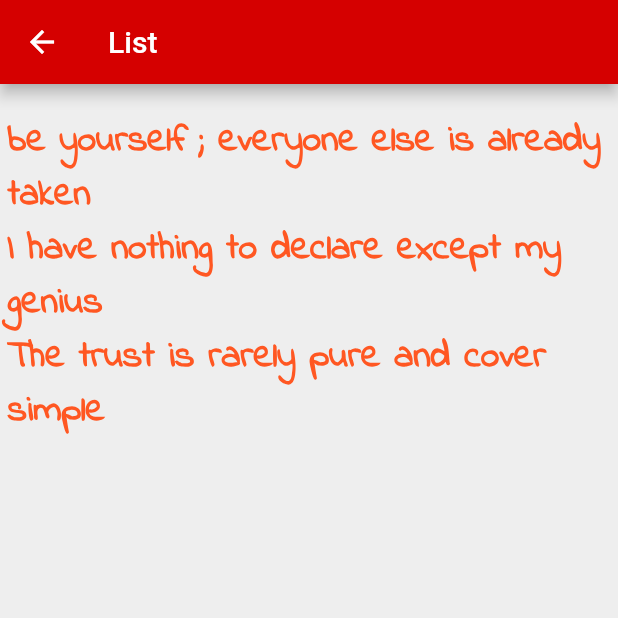
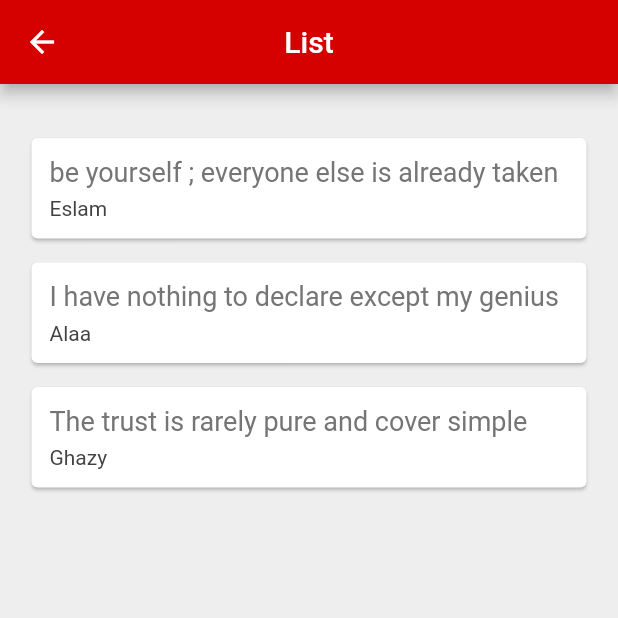
Before and after one commit to CoderEslam/flutter1app, a Flutter app: the ListOfData screen opened directly, on a phone screen of 412 x 824 dp, the top half of it. Run offline on Flutter 3.47's test engine with Material 2 defaults, Android fonts, the phone set to English and light mode, and no system bars; our stand-ins replace fluttertoast.

Commit message:
learn CardView

```diff
--- a/lib/ListOfData.dart
+++ b/lib/ListOfData.dart
@@ -2,6 +2,8 @@ import 'package:flutter/material.dart';
 import 'package:flutter1app/ExpandedW.dart';
 import 'package:flutter1app/IdCard.dart';
 import 'package:flutter1app/IdCardful.dart';
+import 'package:flutter1app/Quotes.dart';
+import 'package:fluttertoast/fluttertoast.dart';
 
 void main() {
   runApp(const MaterialApp(home: ListOfData()));
@@ -15,11 +17,42 @@ class ListOfData extends StatefulWidget {
 }
 
 class _ListOfDataState extends State<ListOfData> {
-  List<String> quotes = [
-    "be yourself ; everyone else is already taken",
-    "I have nothing to declare except my genius",
-    "The trust is rarely pure and cover simple"
+  List<Quote> quotes = [
+    Quote(
+        author: "Eslam", text: "be yourself ; everyone else is already taken"),
+    Quote(text: "I have nothing to declare except my genius", author: "Alaa"),
+    Quote(text: "The trust is rarely pure and cover simple", author: "Ghazy"),
   ];
+
+  Widget quoteTemplate(quote) {
+    return GestureDetector(
+      onTap: () {
+        ShowToast(quote.author);
+      },
+      child: Card(
+        margin: const EdgeInsets.fromLTRB(16, 16, 16, 0),
+        child: Padding(
+          padding: const EdgeInsets.all(12.0),
+          child: Column(
+            crossAxisAlignment: CrossAxisAlignment.stretch,
+            children: [
+              Text(
+                quote.text,
+                style: TextStyle(fontSize: 18, color: Colors.grey[600]),
+              ),
+              const SizedBox(
+                height: 6,
+              ),
+              Text(
+                quote.author,
+                style: TextStyle(fontSize: 14, color: Colors.grey[800]),
+              )
+            ],
+          ),
+        ),
+      ),
+    );
+  }
 
   @override
   Widget build(BuildContext context) {
@@ -27,6 +60,7 @@ class _ListOfDataState extends State<ListOfData> {
       backgroundColor: Colors.grey[200],
       appBar: AppBar(
         title: const Text("List"),
+        centerTitle: true,
         backgroundColor: Colors.redAccent[700],
       ),
       body: Container(
@@ -37,7 +71,7 @@ class _ListOfDataState extends State<ListOfData> {
           * arrow(=>) without return and bracts {} when it's need return data
           * arrow(=>) without or with return and bracts {} when it's not need return data
           * */
-          children: quotes.map((e) => Text(e, style: styleText)).toList(),
+          children: quotes.map((e) => quoteTemplate(e)).toList(),
         ),
       ),
     );
@@ -46,6 +80,16 @@ class _ListOfDataState extends State<ListOfData> {
 
 const styleText = TextStyle(
     color: Colors.deepOrange,
-    fontSize: 25,
+    fontSize: 20,
     fontWeight: FontWeight.bold,
     fontFamily: 'India');
+
+void ShowToast(String text) => {
+      Fluttertoast.showToast(
+          msg: text,
+          toastLength: Toast.LENGTH_SHORT,
+          gravity: ToastGravity.BOTTOM,
+          timeInSecForIosWeb: 1,
+          textColor: Colors.white,
+          fontSize: 16.0)
+    };
--- /dev/null
+++ b/lib/Quotes.dart
@@ -0,0 +1,6 @@
+class Quote {
+  late String text;
+  late String author;
+
+  Quote({required this.text, required this.author});
+}
```
Also changed, not shown: lib/IdCard.dart (+10 -10 lines), 1 other file.
